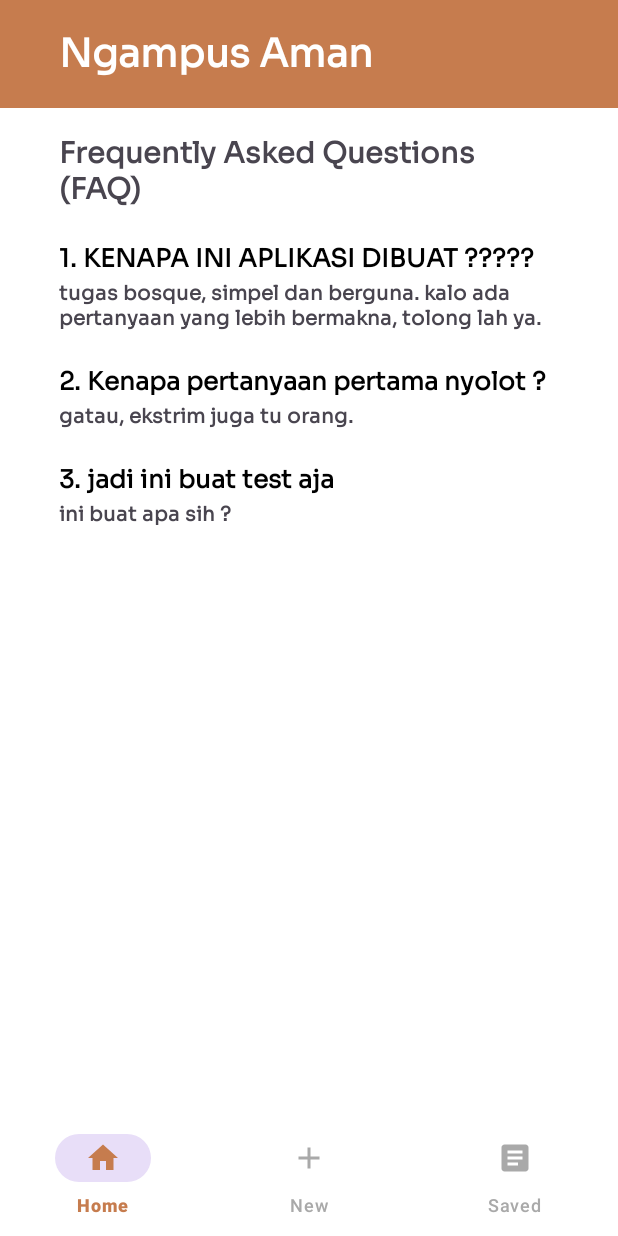
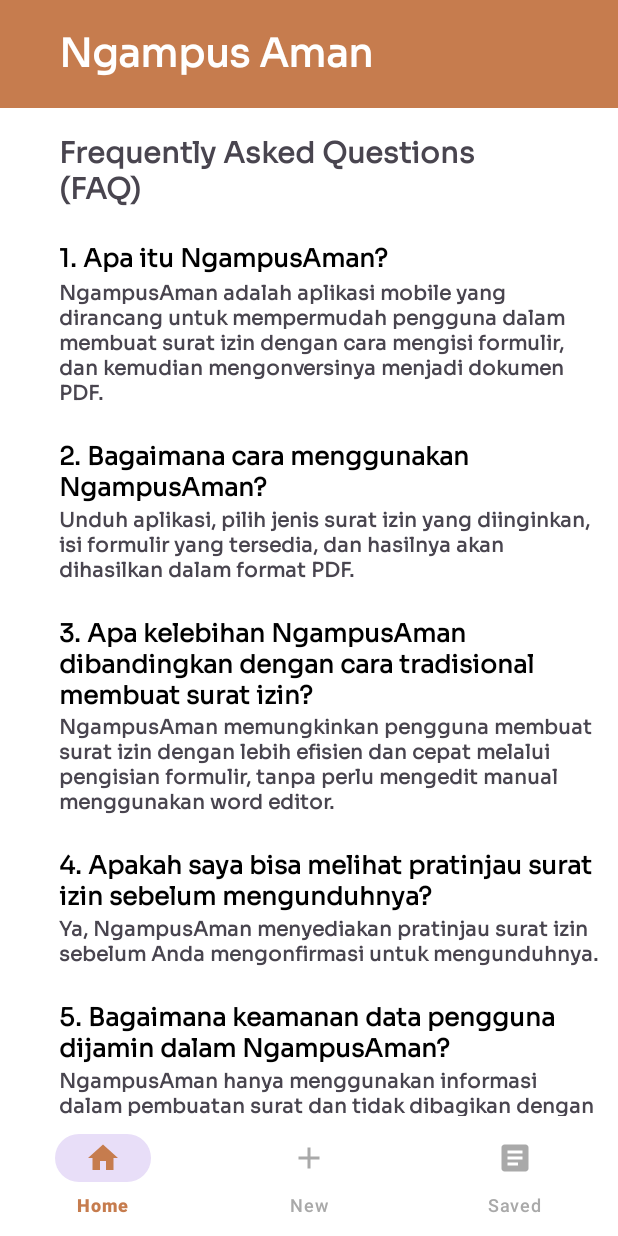
Before and after one commit to YosepEChristo/Hape, an Android app: the FAQFragment screen opened through its navigation route, on a phone screen of 412 x 824 dp. Run offline under Robolectric (Android 15) with nearby library versions, the phone set to English and light mode, and no system bars; our stand-ins replace navigation-ui, sdp/ssp sizes.

Commit message:
update info page

```diff
--- a/app/src/main/res/layout/fragment_contact_us.xml
+++ b/app/src/main/res/layout/fragment_contact_us.xml
@@ -71,7 +71,7 @@
                     android:layout_marginTop="@dimen/_10sdp"
                     android:layout_marginBottom="@dimen/_15sdp"
                     android:fontFamily="@font/sora"
-                    android:text="Berikan masukkan dan saran lewat email ya."
+                    android:text="Berikan masukkan dan apabila ingin dokumen tertentu, request lewat email ya."
                     android:textSize="@dimen/_10ssp"
                     android:textStyle="bold" />
             </FrameLayout>
--- a/app/src/main/res/layout/fragment_faq.xml
+++ b/app/src/main/res/layout/fragment_faq.xml
@@ -69,7 +69,7 @@
                     android:layout_width="match_parent"
                     android:layout_height="wrap_content"
                     android:fontFamily="@font/sora"
-                    android:text="1. KENAPA INI APLIKASI DIBUAT ?????"
+                    android:text="1. Apa itu NgampusAman?"
                     android:textColor="@color/black"
                     android:textSize="@dimen/_13ssp"
                     android:textStyle="bold" />
@@ -80,7 +80,7 @@
                     android:layout_marginTop="@dimen/_20sdp"
                     android:layout_marginBottom="@dimen/_15sdp"
                     android:fontFamily="@font/sora"
-                    android:text="tugas bosque, simpel dan berguna. kalo ada pertanyaan yang lebih bermakna, tolong lah ya."
+                    android:text="NgampusAman adalah aplikasi mobile yang dirancang untuk mempermudah pengguna dalam membuat surat izin dengan cara mengisi formulir, dan kemudian mengonversinya menjadi dokumen PDF."
                     android:textSize="@dimen/_10ssp"
                     android:textStyle="bold" />
             </FrameLayout>
@@ -95,7 +95,7 @@
                     android:layout_width="match_parent"
                     android:layout_height="wrap_content"
                     android:fontFamily="@font/sora"
-                    android:text="2. Kenapa pertanyaan pertama nyolot ?"
+                    android:text="2. Bagaimana cara menggunakan NgampusAman?"
                     android:textColor="@color/black"
                     android:textSize="@dimen/_13ssp"
                     android:textStyle="bold" />
@@ -103,10 +103,10 @@
                 <TextView
                     android:layout_width="wrap_content"
                     android:layout_height="wrap_content"
-                    android:layout_marginTop="@dimen/_20sdp"
+                    android:layout_marginTop="@dimen/_35sdp"
                     android:layout_marginBottom="@dimen/_15sdp"
                     android:fontFamily="@font/sora"
-                    android:text="gatau, ekstrim juga tu orang."
+                    android:text="Unduh aplikasi, pilih jenis surat izin yang diinginkan, isi formulir yang tersedia, dan hasilnya akan dihasilkan dalam format PDF."
                     android:textSize="@dimen/_10ssp"
                     android:textStyle="bold" />
             </FrameLayout>
@@ -121,7 +121,7 @@
                     android:layout_width="match_parent"
                     android:layout_height="wrap_content"
                     android:fontFamily="@font/sora"
-                    android:text="3. jadi ini buat test aja"
+                    android:text="3. Apa kelebihan NgampusAman dibandingkan dengan cara tradisional membuat surat izin?"
                     android:textColor="@color/black"
                     android:textSize="@dimen/_13ssp"
                     android:textStyle="bold" />
@@ -129,10 +129,62 @@
                 <TextView
                     android:layout_width="wrap_content"
                     android:layout_height="wrap_content"
-                    android:layout_marginTop="@dimen/_20sdp"
+                    android:layout_marginTop="@dimen/_50sdp"
                     android:layout_marginBottom="@dimen/_15sdp"
                     android:fontFamily="@font/sora"
-                    android:text="ini buat apa sih ?"
+                    android:text="NgampusAman memungkinkan pengguna membuat surat izin dengan lebih efisien dan cepat melalui pengisian formulir, tanpa perlu mengedit manual menggunakan word editor."
+                    android:textSize="@dimen/_10ssp"
+                    android:textStyle="bold" />
+            </FrameLayout>
+
+            <FrameLayout
+                android:id="@+id/faq_q4"
+                android:layout_width="match_parent"
+                android:layout_height="wrap_content"
+                app:layout_constraintTop_toBottomOf="@id/faq_q3">
+
+                <TextView
+                    android:layout_width="match_parent"
+                    android:layout_height="wrap_content"
+                    android:fontFamily="@font/sora"
+                    android:text="4. Apakah saya bisa melihat pratinjau surat izin sebelum mengunduhnya?"
+                    android:textColor="@color/black"
+                    android:textSize="@dimen/_13ssp"
+                    android:textStyle="bold" />
+
+                <TextView
+                    android:layout_width="wrap_content"
+                    android:layout_height="wrap_content"
+                    android:layout_marginTop="@dimen/_35sdp"
+                    android:layout_marginBottom="@dimen/_15sdp"
+                    android:fontFamily="@font/sora"
+                    android:text="Ya, NgampusAman menyediakan pratinjau surat izin sebelum Anda mengonfirmasi untuk mengunduhnya."
+                    android:textSize="@dimen/_10ssp"
+                    android:textStyle="bold" />
+            </FrameLayout>
+
+            <FrameLayout
+                android:id="@+id/faq_q5"
+                android:layout_width="match_parent"
+                android:layout_height="wrap_content"
+                app:layout_constraintTop_toBottomOf="@id/faq_q4">
+
+                <TextView
+                    android:layout_width="match_parent"
+                    android:layout_height="wrap_content"
+                    android:fontFamily="@font/sora"
+                    android:text="5. Bagaimana keamanan data pengguna dijamin dalam NgampusAman?"
+                    android:textColor="@color/black"
+                    android:textSize="@dimen/_13ssp"
+                    android:textStyle="bold" />
+
+                <TextView
+                    android:layout_width="wrap_content"
+                    android:layout_height="wrap_content"
+                    android:layout_marginTop="@dimen/_35sdp"
+                    android:layout_marginBottom="@dimen/_15sdp"
+                    android:fontFamily="@font/sora"
+                    android:text="NgampusAman hanya menggunakan informasi dalam pembuatan surat dan tidak dibagikan dengan pihak ketiga."
                     android:textSize="@dimen/_10ssp"
                     android:textStyle="bold" />
             </FrameLayout>
@@ -143,4 +195,6 @@
         </LinearLayout>
     </ScrollView>
 
+
+
 </LinearLayout>
```
